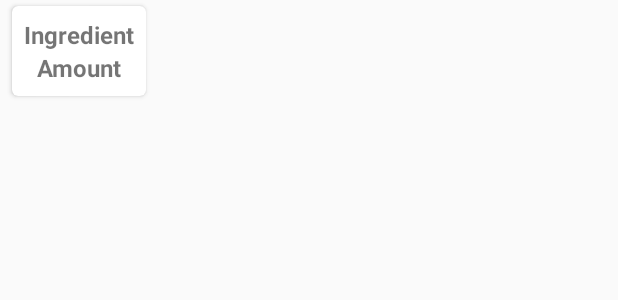
After one commit to Kardelio/MVVM-Get-Random-Dish-App, an Android app: the layout element_ingredient.xml on its own in the app's theme, with its tools: preview values and no code run, on a phone screen of 412 x 824 dp. The commit adds this screen. Shown: the top 300 px of the screen. Run offline under Robolectric (Android 15) with nearby library versions, the phone set to English and light mode, and no system bars; network calls fail.

Commit message:
Added single dish screen

```diff
--- a/app/src/main/java/bk/personal/com/getadish/randomDish/model/Dish.kt
+++ b/app/src/main/java/bk/personal/com/getadish/randomDish/model/Dish.kt
@@ -18,7 +18,7 @@ data class Dish(
     val ingredients: List<Ingredient> = emptyList()
 )
 
-class Ingredient(
+data class Ingredient(
     val name: String = "",
     val measurement: String = ""
 )
--- /dev/null
+++ b/app/src/main/res/layout/element_ingredient.xml
@@ -0,0 +1,43 @@
+<?xml version="1.0" encoding="utf-8"?>
+<androidx.cardview.widget.CardView xmlns:android="http://schemas.android.com/apk/res/android"
+    xmlns:app="http://schemas.android.com/apk/res-auto"
+    xmlns:tools="http://schemas.android.com/tools"
+    android:layout_marginHorizontal="8dp"
+    android:layout_marginVertical="4dp"
+    android:elevation="4dp"
+    app:contentPadding="8dp"
+    app:cardCornerRadius="4dp"
+    android:layout_width="wrap_content"
+    android:layout_height="wrap_content">
+
+    <androidx.constraintlayout.widget.ConstraintLayout
+        android:layout_width="wrap_content"
+        android:layout_height="wrap_content">
+
+        <TextView
+            android:id="@+id/ingredient_name"
+            android:layout_width="wrap_content"
+            android:layout_height="wrap_content"
+            android:textSize="16sp"
+            android:textStyle="bold"
+            app:layout_constraintTop_toTopOf="parent"
+            app:layout_constraintStart_toStartOf="parent"
+            app:layout_constraintEnd_toEndOf="parent"
+            app:layout_constraintBottom_toTopOf="@id/ingredient_amount"
+            tools:text="Ingredient" />
+
+        <TextView
+            android:id="@+id/ingredient_amount"
+            android:layout_width="wrap_content"
+            android:layout_height="wrap_content"
+            android:textSize="16sp"
+            android:textStyle="bold"
+            app:layout_constraintStart_toStartOf="parent"
+            app:layout_constraintEnd_toEndOf="parent"
+            app:layout_constraintBottom_toBottomOf="parent"
+            app:layout_constraintTop_toBottomOf="@id/ingredient_name"
+            tools:text="Amount" />
+
+
+    </androidx.constraintlayout.widget.ConstraintLayout>
+</androidx.cardview.widget.CardView>
--- a/app/src/main/res/navigation/nav_graph.xml
+++ b/app/src/main/res/navigation/nav_graph.xml
@@ -17,7 +17,8 @@
         android:label="Previous Dishes" >
         <action
             android:id="@+id/action_previousDishFragment_to_singleDishFragment"
-            app:destination="@id/singleDishFragment" />
+            app:destination="@id/singleDishFragment"
+            app:popUpTo="@id/previousDishFragment"/>
     </fragment>
     <fragment
         android:id="@+id/singleDishFragment"
```
Also changed, not shown: app/build.gradle (+13 -4 lines), app/src/main/java/bk/personal/com/getadish/previousDishes/ui/PreviousDishFragment.kt (+11 -2 lines), app/src/main/java/bk/personal/com/getadish/previousDishes/ui/PreviousDishesAdapter.kt (+11 -4 lines), app/src/main/java/bk/personal/com/getadish/randomDish/ui/FragFragment.kt (deleted, +0 -19 lines), app/src/main/java/bk/personal/com/getadish/singleDish/ui/IngredientsAdapter.kt (added, +51 -0 lines), app/src/main/java/bk/personal/com/getadish/singleDish/ui/SingleDishFragment.kt (+34 -6 lines), app/src/main/res/layout/fragment_frag.xml (deleted, +0 -14 lines), app/src/main/res/layout/fragment_single_dish.xml (added, +85 -0 lines), 2 other files.
